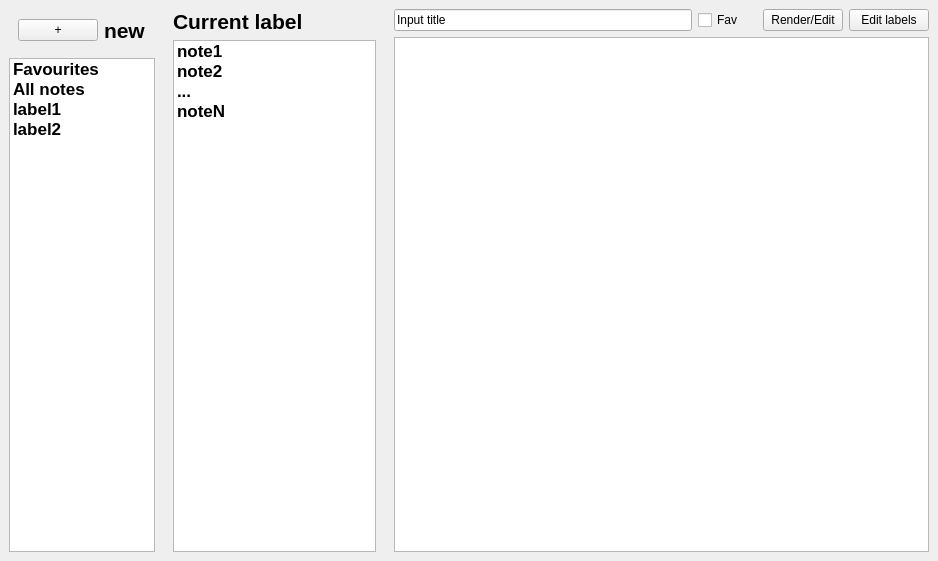
The window that temp_resources/mainwindow.ui (SuperSolik/gui_1h2020-notes-app) describes before a commit, drawn with Qt 5.
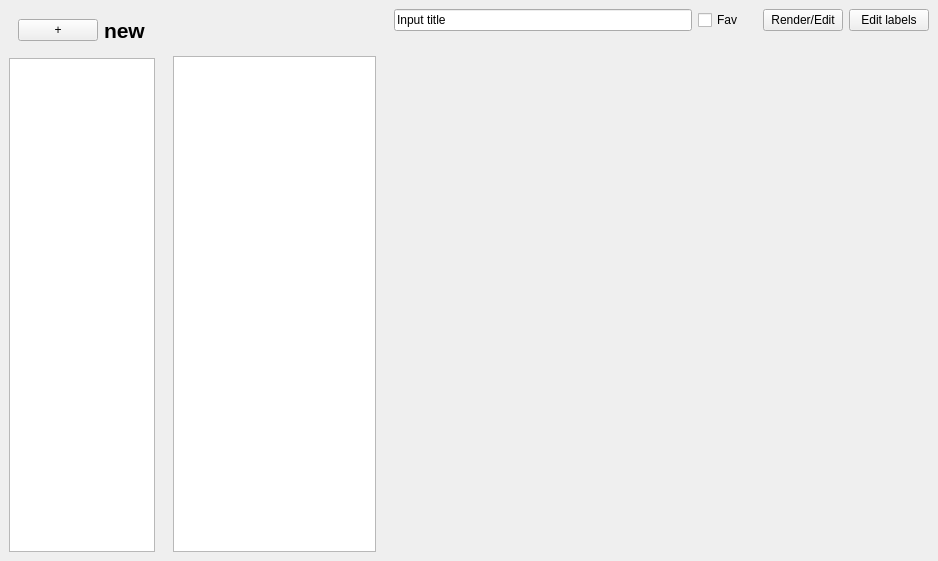
The same window after the commit.

```diff
--- a/temp_resources/mainwindow.ui
+++ b/temp_resources/mainwindow.ui
@@ -35,7 +35,7 @@
     </property>
     <item>
      <widget class="QWidget" name="widget_3" native="true">
-      <layout class="QVBoxLayout" name="verticalLayout">
+      <layout class="QVBoxLayout" name="verticalLayout" stretch="1,12">
        <item>
         <widget class="QWidget" name="widget_4" native="true">
          <layout class="QHBoxLayout" name="horizontalLayout_2" stretch="0,0">
@@ -111,26 +111,6 @@
          <property name="isWrapping" stdset="0">
           <bool>false</bool>
          </property>
-         <item>
-          <property name="text">
-           <string>Favourites</string>
-          </property>
-         </item>
-         <item>
-          <property name="text">
-           <string>All notes</string>
-          </property>
-         </item>
-         <item>
-          <property name="text">
-           <string>label1</string>
-          </property>
-         </item>
-         <item>
-          <property name="text">
-           <string>label2</string>
-          </property>
-         </item>
         </widget>
        </item>
       </layout>
@@ -138,7 +118,7 @@
     </item>
     <item>
      <widget class="QWidget" name="widget_2" native="true">
-      <layout class="QVBoxLayout" name="verticalLayout_2">
+      <layout class="QVBoxLayout" name="verticalLayout_2" stretch="1,12">
        <item>
         <widget class="QLabel" name="label_2">
          <property name="font">
@@ -149,7 +129,7 @@
           </font>
          </property>
          <property name="text">
-          <string>Current label</string>
+          <string/>
          </property>
         </widget>
        </item>
@@ -198,26 +178,6 @@
          <property name="selectionMode">
           <enum>QAbstractItemView::NoSelection</enum>
          </property>
-         <item>
-          <property name="text">
-           <string>note1</string>
-          </property>
-         </item>
-         <item>
-          <property name="text">
-           <string>note2</string>
-          </property>
-         </item>
-         <item>
-          <property name="text">
-           <string>...</string>
-          </property>
-         </item>
-         <item>
-          <property name="text">
-           <string>noteN</string>
-          </property>
-         </item>
         </widget>
        </item>
       </layout>
@@ -228,7 +188,7 @@
       <property name="focusPolicy">
        <enum>Qt::NoFocus</enum>
       </property>
-      <layout class="QVBoxLayout" name="verticalLayout_3">
+      <layout class="QVBoxLayout" name="verticalLayout_3" stretch="1,10">
        <item>
         <layout class="QHBoxLayout" name="horizontalLayout_3" stretch="5,1,1,1">
          <item>
@@ -265,7 +225,7 @@
         </layout>
        </item>
        <item>
-        <widget class="QTextEdit" name="textEdit"/>
+        <widget class="QWidget" name="noteWidget" native="true"/>
        </item>
       </layout>
      </widget>
```
Left out of the diff: 18 changed lines with no effect on the pictures.
